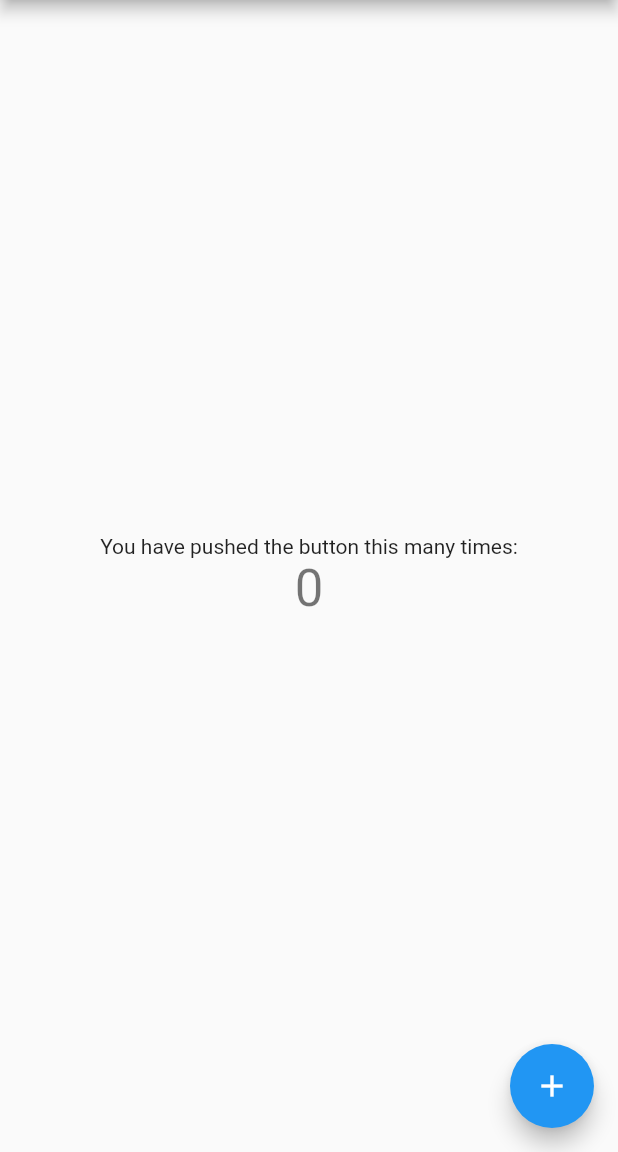
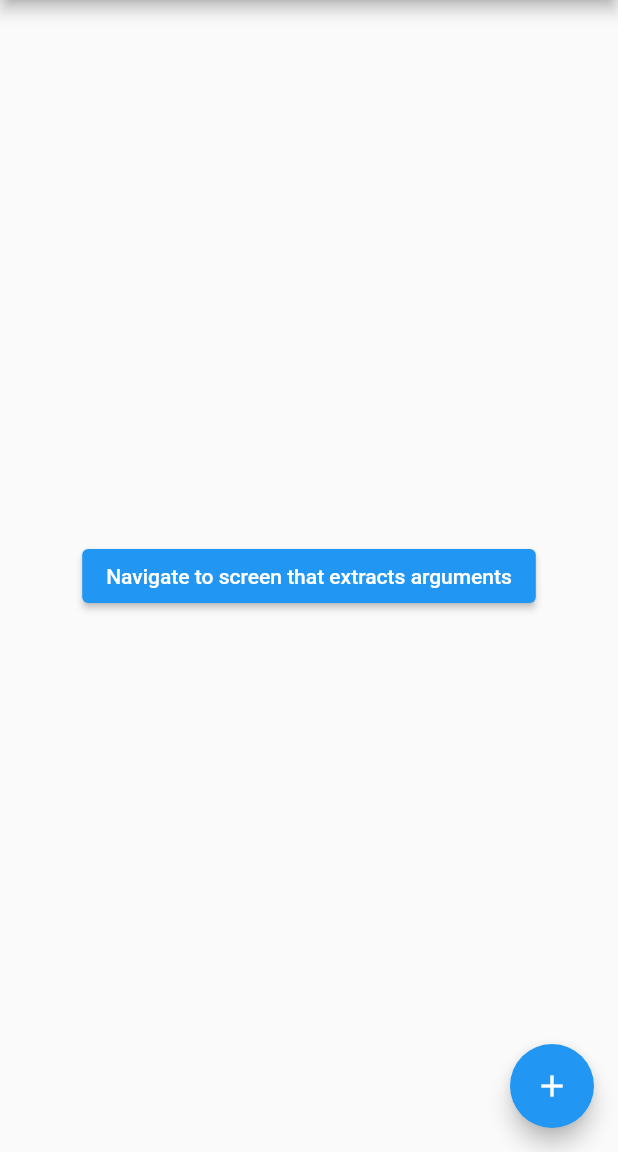
Before and after one commit to kaabourihassen/flutter_tasks, a Flutter app: the screen it shows after launch, on a phone screen of 412 x 824 dp, the part 84-1236 px from its top. Run offline on Flutter 3.47's test engine with Material 2 defaults, Android fonts, the phone set to English and light mode, and no system bars.

Commit message:
Navigate to the widget

```diff
--- a/argument_passage/lib/main.dart
+++ b/argument_passage/lib/main.dart
@@ -1,6 +1,7 @@
 import 'package:flutter/material.dart';
 
 import 'ExtractArgumentsScreen.dart';
+import 'ScreenArguments.dart';
 
 void main() {
   runApp(const MyApp());
@@ -101,12 +102,22 @@ class _MyHomePageState extends State<MyHomePage> {
           // horizontal).
           mainAxisAlignment: MainAxisAlignment.center,
           children: <Widget>[
-            const Text(
-              'You have pushed the button this many times:',
-            ),
-            Text(
-              '$_counter',
-              style: Theme.of(context).textTheme.headline4,
+            ElevatedButton(
+              onPressed: () {
+                // When the user taps the button,
+                // navigate to a named route and
+                // provide the arguments as an optional
+                // parameter.
+                Navigator.pushNamed(
+                  context,
+                  ExtractArgumentsScreen.routeName,
+                  arguments: ScreenArguments(
+                    'Extract Arguments Screen',
+                    'This message is extracted in the build method.',
+                  ),
+                );
+              },
+              child: const Text('Navigate to screen that extracts arguments'),
             ),
           ],
         ),
```
